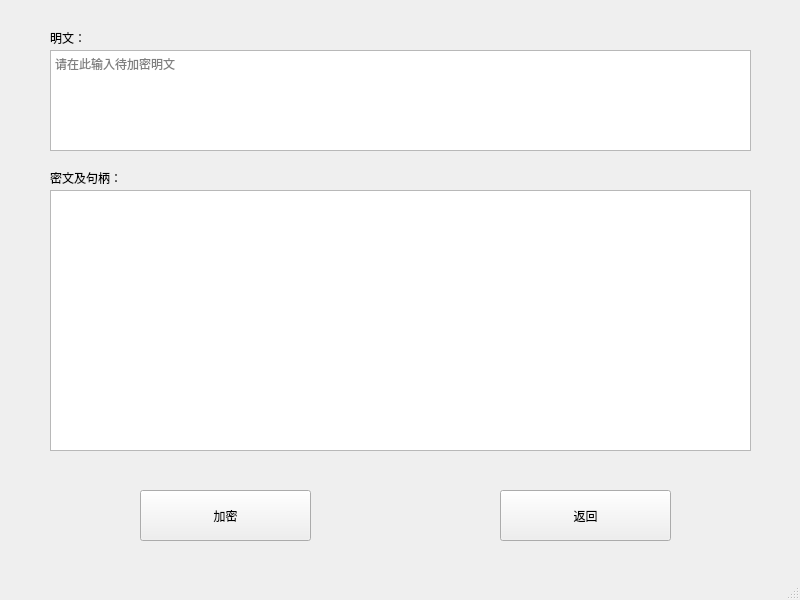
xianmie/SM2-4-uppercomputer-UI, file SM4En.ui: the form before one commit.
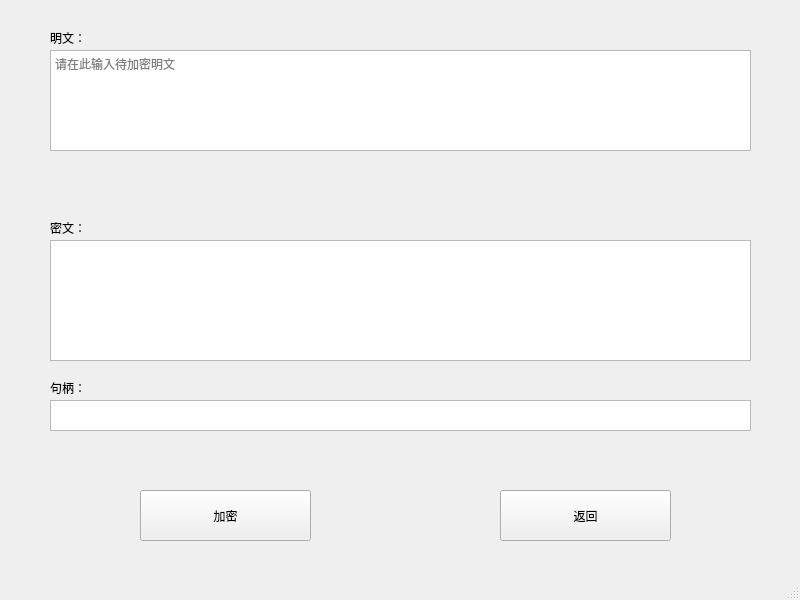
The form after the commit.

```diff
--- a/SM4En.ui
+++ b/SM4En.ui
@@ -31,13 +31,13 @@
     <property name="geometry">
      <rect>
       <x>50</x>
-      <y>170</y>
+      <y>220</y>
       <width>91</width>
       <height>16</height>
      </rect>
     </property>
     <property name="text">
-     <string>密文及句柄：</string>
+     <string>密文：</string>
     </property>
    </widget>
    <widget class="QPushButton" name="pushButton_return">
@@ -70,9 +70,9 @@
     <property name="geometry">
      <rect>
       <x>50</x>
-      <y>190</y>
+      <y>240</y>
       <width>701</width>
-      <height>261</height>
+      <height>121</height>
      </rect>
     </property>
    </widget>
@@ -89,6 +89,29 @@
      <string>请在此输入待加密明文</string>
     </property>
    </widget>
+   <widget class="QLabel" name="label_7">
+    <property name="geometry">
+     <rect>
+      <x>50</x>
+      <y>380</y>
+      <width>91</width>
+      <height>16</height>
+     </rect>
+    </property>
+    <property name="text">
+     <string>句柄：</string>
+    </property>
+   </widget>
+   <widget class="QTextBrowser" name="textBrowser_handle">
+    <property name="geometry">
+     <rect>
+      <x>50</x>
+      <y>400</y>
+      <width>701</width>
+      <height>31</height>
+     </rect>
+    </property>
+   </widget>
   </widget>
   <widget class="QStatusBar" name="statusbar"/>
  </widget>
```
